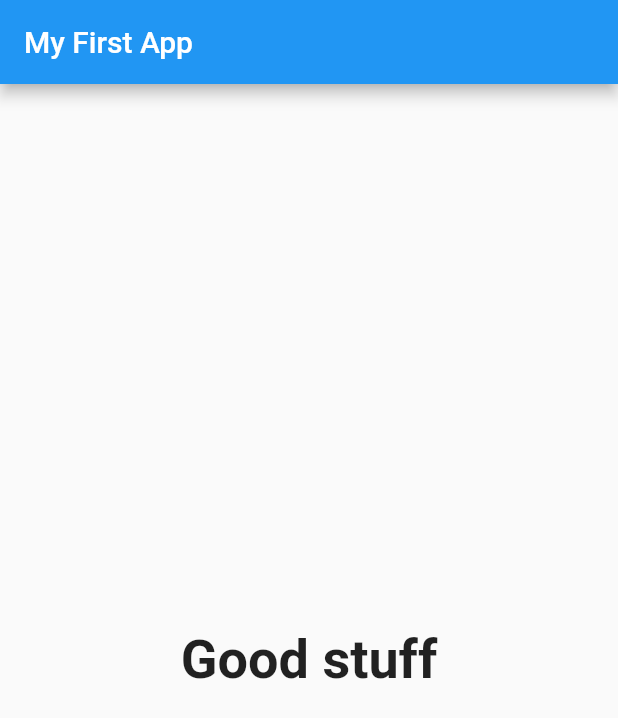
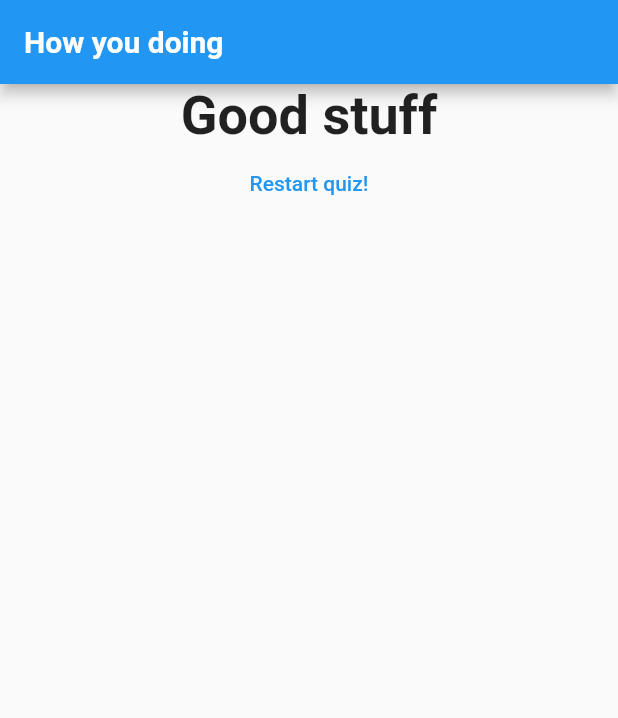
Before and after one commit to wlren/flutterquiz, a Flutter app: the screen it shows after launch, after a tap on "Computer Science", after a tap on "Year 1", after a tap on "4.00 – 4.49", on a phone screen of 412 x 824 dp. Shown: the top 718 px of the screen. Run offline on Flutter 3.47's test engine with Material 2 defaults, Android fonts, the phone set to English and light mode, and no system bars.

Commit message:
Add restart option

```diff
--- a/lib/main.dart
+++ b/lib/main.dart
@@ -47,6 +47,13 @@ class _MyAppState extends State<MyApp> {
   var _questionIndex = 0;
   var _totalScore = 0;
 
+  void _resetQuiz() {
+    setState(() {
+      _questionIndex = 0;
+      _totalScore = 0;
+    });
+  }
+
   void _answerQuestion(int score) {
     _totalScore += score;
 
@@ -60,14 +67,16 @@ class _MyAppState extends State<MyApp> {
     return MaterialApp(
       home: Scaffold(
         appBar: AppBar(
-          title: Text('My First App'),
+          title: Text('How you doing',
+              textAlign: TextAlign.center,
+              style: TextStyle(fontWeight: FontWeight.bold)),
         ),
         body: _questionIndex < _questions.length
             ? Quiz(
                 answerQuestion: _answerQuestion,
                 questionIndex: _questionIndex,
                 questions: _questions)
-            : Result(_totalScore),
+            : Result(_totalScore, _resetQuiz),
       ),
     );
   }
--- a/lib/quiz.dart
+++ b/lib/quiz.dart
@@ -22,7 +22,7 @@ class Quiz extends StatelessWidget {
             .map((answers) {
           return Answers(
               () => answerQuestion(answers['score']), answers['text']);
-        }).toList()
+        }).toList(),
       ],
     );
   }
--- a/lib/result.dart
+++ b/lib/result.dart
@@ -2,6 +2,8 @@ import 'package:flutter/material.dart';
 
 class Result extends StatelessWidget {
   final int result;
+  final Function reset;
+
   String get resultString {
     var resultText = 'You did it!';
     if (result >= 12) {
@@ -18,15 +20,24 @@ class Result extends StatelessWidget {
     return resultText;
   }
 
-  Result(this.result);
+  Result(this.result, this.reset);
   @override
   Widget build(BuildContext context) {
     return Center(
-      child: Text(
-        resultString,
-        style: TextStyle(fontSize: 36, fontWeight: FontWeight.bold),
-        textAlign: TextAlign.center,
-      ),
+      child: Column(children: [
+        Text(
+          resultString,
+          style: TextStyle(fontSize: 36, fontWeight: FontWeight.bold),
+          textAlign: TextAlign.center,
+        ),
+        FlatButton(
+          onPressed: reset,
+          child: Text(
+            'Restart quiz!',
+          ),
+          textColor: Colors.blue,
+        )
+      ]),
     );
   }
 }
```
